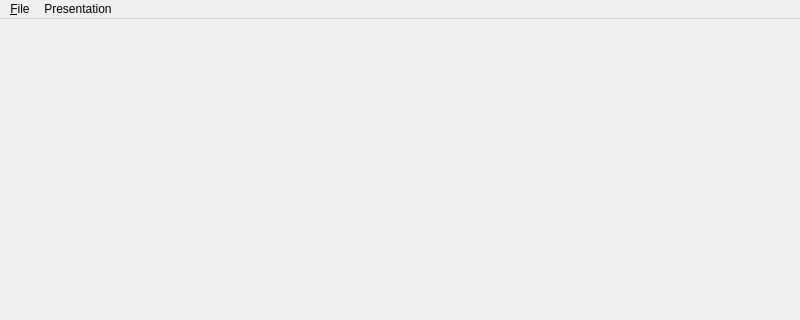
The window that src/qsviewer/qsviewerwindow.ui (anselmolsm/quickshow) describes before a commit, drawn with Qt 5; both pictures show x 0 to 800 and y 0 to 320 of the 800 by 600 pixel window.
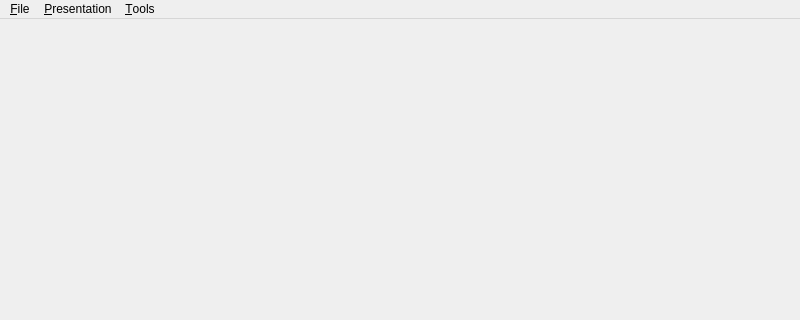
The same window after the commit.

Commit message: qsviewer: cleanup, QActions added

```diff
--- a/src/qsviewer/qsviewerwindow.ui
+++ b/src/qsviewer/qsviewerwindow.ui
@@ -20,7 +20,7 @@
      <x>0</x>
      <y>0</y>
      <width>800</width>
-     <height>28</height>
+     <height>24</height>
     </rect>
    </property>
    <widget class="QMenu" name="menu_File">
@@ -33,12 +33,18 @@
    </widget>
    <widget class="QMenu" name="menuPresentation">
     <property name="title">
-     <string>Presentation</string>
+     <string>&amp;Presentation</string>
     </property>
     <addaction name="action_Fullscreen"/>
    </widget>
+   <widget class="QMenu" name="menuTools">
+    <property name="title">
+     <string>&amp;Tools</string>
+    </property>
+   </widget>
    <addaction name="menu_File"/>
    <addaction name="menuPresentation"/>
+   <addaction name="menuTools"/>
   </widget>
   <widget class="QStatusBar" name="statusbar"/>
   <action name="action_Open">
```
Left out of the diff: 20 changed lines with no effect on the pictures. The commit also changes 2 other files.
